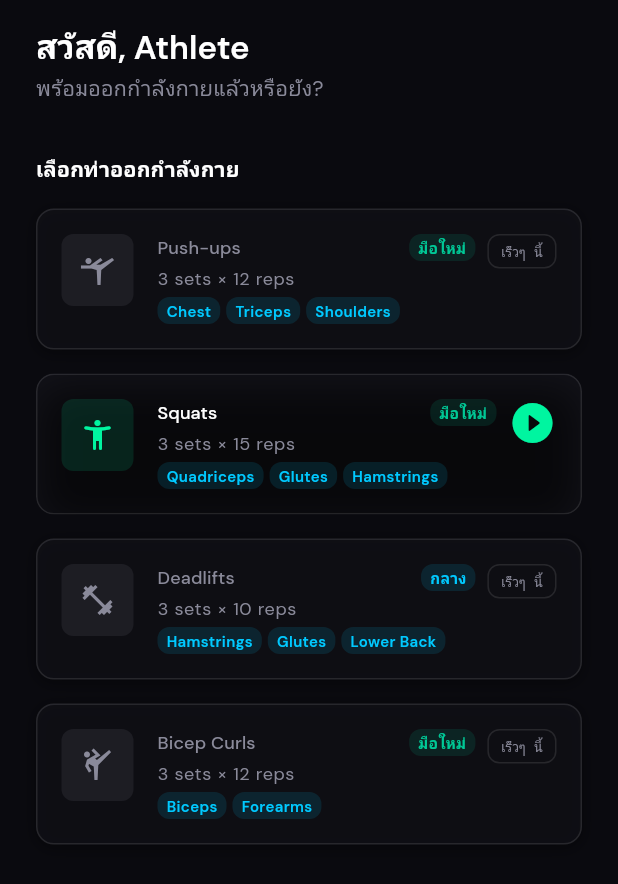
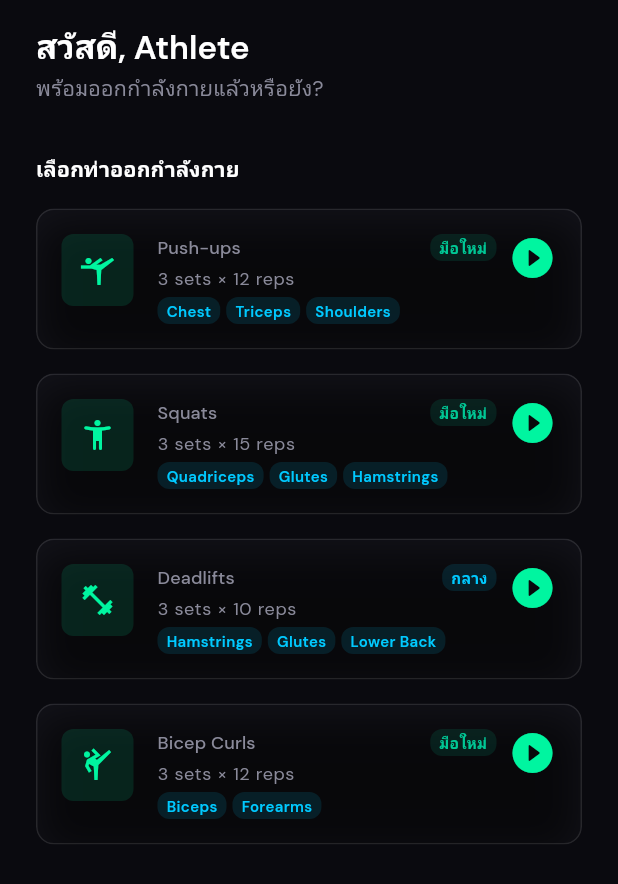
Before and after one commit to AekPrachaya/AI_Fitness_Coach, a Flutter app: the HomeScreen screen opened by its route, on a phone screen of 412 x 824 dp. Shown: the top 884 px of the screen. Run offline on Flutter 3.47's test engine with Material 3 defaults, Android fonts, the phone set to English and light mode, and no system bars; our stand-ins replace camera, flutter_animate, flutter_riverpod, go_router, google_fonts, hive_flutter and 2 more; missing offline and left inert: google_mlkit_pose_detection; accounts and stored records are empty.

Commit message:
feat: unlock all exercises on home screen

```diff
--- a/lib/features/home/home_screen.dart
+++ b/lib/features/home/home_screen.dart
@@ -243,10 +243,6 @@ class _ExerciseCard extends StatelessWidget {
 
   final Workout workout;
 
-  static const _activeId = 'squats';
-
-  bool get _isActive => workout.id == _activeId;
-
   @override
   Widget build(BuildContext context) {
     final tt = Theme.of(context).textTheme;
@@ -254,12 +250,8 @@ class _ExerciseCard extends StatelessWidget {
     final diffLabel = _diffLabel(workout.difficulty);
 
     return AppCard(
-      onTap: _isActive
-          ? () => context.push(RouteNames.workoutSession,
-                extra: {'exerciseId': workout.id})
-          : null,
-      backgroundColor:
-          _isActive ? null : AppColors.surface.withValues(alpha: 0.6),
+      onTap: () => context.push(RouteNames.workoutSession,
+          extra: {'exerciseId': workout.id}),
       child: Row(
         crossAxisAlignment: CrossAxisAlignment.start,
         children: [
@@ -268,13 +260,12 @@ class _ExerciseCard extends StatelessWidget {
             width: 48,
             height: 48,
             decoration: BoxDecoration(
-              color: (_isActive ? AppColors.accent : AppColors.textSecondary)
-                  .withValues(alpha: 0.12),
+              color: AppColors.accent.withValues(alpha: 0.12),
               borderRadius: AppRadius.smAll,
             ),
             child: Icon(
               _iconFor(workout.id),
-              color: _isActive ? AppColors.accent : AppColors.textSecondary,
+              color: AppColors.accent,
               size: 24,
             ),
           ),
@@ -290,11 +281,7 @@ class _ExerciseCard extends StatelessWidget {
                     Expanded(
                       child: Text(
                         workout.name,
-                        style: tt.titleSmall?.copyWith(
-                          color: _isActive
-                              ? AppColors.textPrimary
-                              : AppColors.textSecondary,
-                        ),
+                        style: tt.titleSmall,
                       ),
                     ),
                     const SizedBox(width: AppSpacing.sm),
@@ -320,27 +307,11 @@ class _ExerciseCard extends StatelessWidget {
           const SizedBox(width: AppSpacing.sm),
 
           // Action
-          if (_isActive)
-            const Icon(
-              Icons.play_circle_filled_rounded,
-              color: AppColors.accent,
-              size: 32,
-            )
-          else
-            Container(
-              padding: const EdgeInsets.symmetric(
-                horizontal: AppSpacing.sm,
-                vertical: AppSpacing.xs,
-              ),
-              decoration: BoxDecoration(
-                borderRadius: AppRadius.smAll,
-                border: Border.all(color: AppColors.borderSubtle),
-              ),
-              child: Text(
-                'เร็วๆ นี้',
-                style: tt.labelSmall?.copyWith(color: AppColors.textSecondary),
-              ),
-            ),
+          const Icon(
+            Icons.play_circle_filled_rounded,
+            color: AppColors.accent,
+            size: 32,
+          ),
         ],
       ),
     );
```
